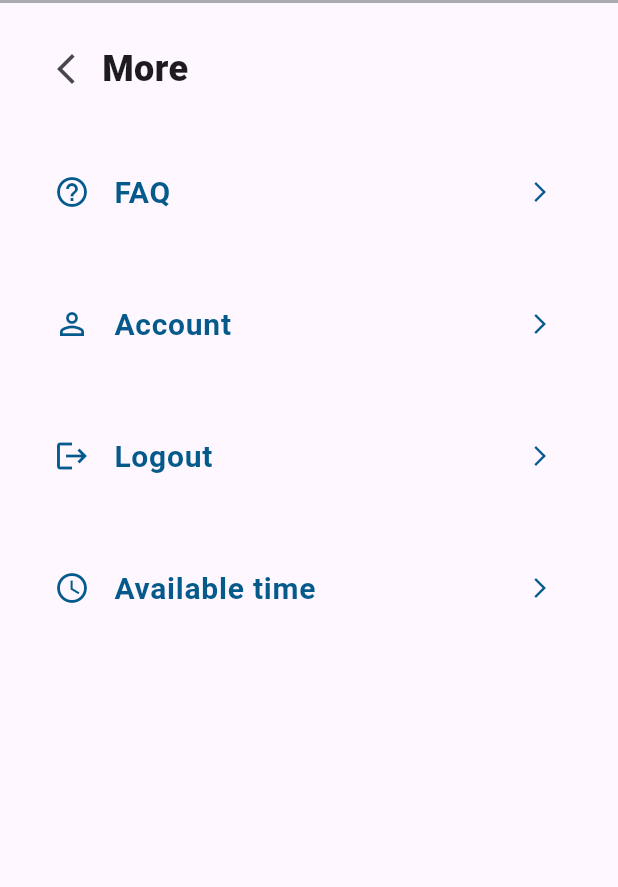
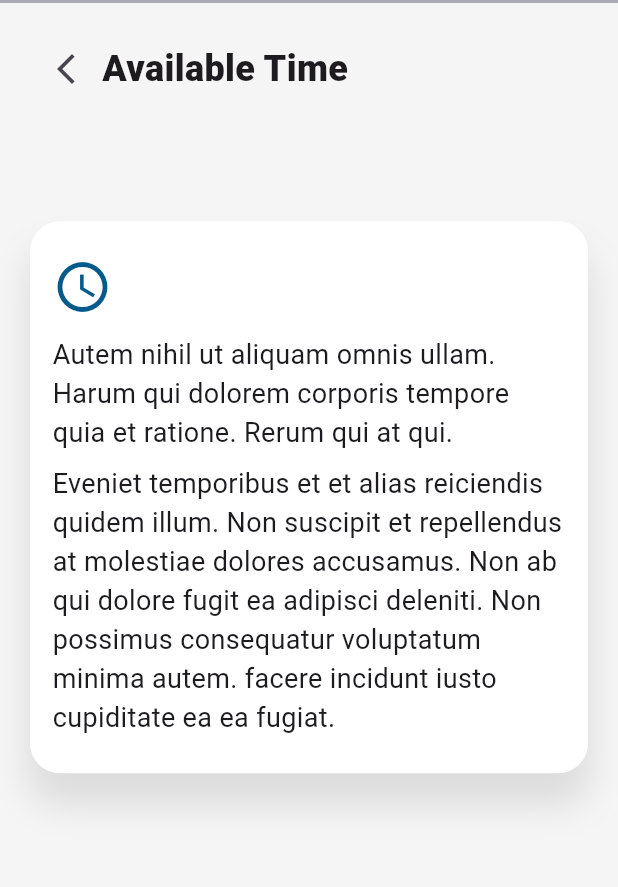
Before and after one commit to esraamahmoud7/Library_App, a Flutter app: the MoreView screen opened by its route, after a tap on "Available time", on a phone screen of 412 x 824 dp, the part 84-971 px from its top. Run offline on Flutter 3.47's test engine with Material 3 defaults, Android fonts, the phone set to English and light mode, and no system bars; our stand-ins replace bloc, go_router.

Commit message:
finish avail time screen

```diff
--- a/lib/core/Routes/Routes.dart
+++ b/lib/core/Routes/Routes.dart
@@ -8,6 +8,7 @@ import 'package:library_app/features/welcome/UI/welcomeScreen.dart';
 import '../../features/Authentication/LogIn/UI/Login_View.dart';
 import '../../features/Authentication/OTP/UI/OTP_View.dart';
 import '../../features/Authentication/Register/UI/register_view.dart';
+import '../../features/Services/more/AvailTime/UI/Available Time.dart';
 import '../../features/Services/more/More/UI/moreView.dart';
 import '../../features/welcome/UI/Splach Screen.dart';
 
@@ -52,7 +53,7 @@ abstract class AppRouter {
     ),
     GoRoute(
       path: PagesRoute.time,
-      builder: (context, state) => const MoreView(),
+      builder: (context, state) => const AvailableTimeView(),
     ),
   ]
   );
--- a/lib/core/Routes/pageRoutes.dart
+++ b/lib/core/Routes/pageRoutes.dart
@@ -9,9 +9,9 @@ class PagesRoute{
   static const String home = "/Home";
   static const String projectDetails = "/ProDetails";
   static const String more = "/more";
-  static const String faqs = "/more";
-  static const String account = "/more";
-  static const String time = "/more";
+  static const String faqs = "/FAQs";
+  static const String account = "/account";
+  static const String time = "/availTime";
 
 
 
--- a/lib/core/colors/AppColors.dart
+++ b/lib/core/colors/AppColors.dart
@@ -6,6 +6,9 @@ abstract class  AppColors{
   static const Color white = Color(0xFFFFFFFF);
   static const Color black = Color(0xff000000);
   static const Color lightGray = Color(0xFFF7F7F7);
+  static const Color background = Color(0xffF5F5F5);
+
+
 
 
 }
--- /dev/null
+++ b/lib/features/Services/more/AvailTime/UI/Available Time.dart
@@ -0,0 +1,85 @@
+import 'package:flutter/material.dart';
+import 'package:go_router/go_router.dart';
+import 'package:library_app/core/colors/AppColors.dart';
+import 'package:library_app/features/welcome/UI/widgets/customAppBar.dart';
+
+import '../../../../../core/theme/appTheme.dart';
+import '../../../../../core/widgets/backarrowPage.dart';
+
+class AvailableTimeView extends StatelessWidget {
+  const AvailableTimeView({super.key});
+
+  @override
+  Widget build(BuildContext context) {
+    return Scaffold(
+      appBar: customAppBar(),
+      body: Padding(
+        padding: const EdgeInsets.symmetric(horizontal: 20,vertical: 20),
+        child: Column(
+          children: [
+            backPage(onBack: (){GoRouter.of(context).pop();},title: "Available Time"),
+            Spacer(flex: 1,),
+            TimeBox(),
+            Spacer(flex: 3,)
+          ],
+        ),
+      ),
+    );
+  }
+}
+
+class TimeBox extends StatelessWidget {
+  const TimeBox({
+    super.key,
+  });
+
+  @override
+  Widget build(BuildContext context) {
+    return Center(
+      child: Container(
+        decoration: BoxDecoration(
+          color: Colors.white,
+          borderRadius: BorderRadius.circular(20),
+          boxShadow: [
+            BoxShadow(
+              color: Colors.black.withOpacity(0.1),
+              blurRadius: 20,
+              spreadRadius: 1,
+              offset: const Offset(0 , 20),
+            ),
+          ],
+        ),
+        child: Padding(
+          padding: const EdgeInsets.symmetric(horizontal: 15,vertical: 24),
+          child: Column(
+            crossAxisAlignment: CrossAxisAlignment.start,
+            children: [
+              Icon(
+                Icons.access_time, // clock icon
+                color: AppColors.primaryColor,
+                size: 40,
+              ),
+              const SizedBox(height: 12),
+              Text(
+                "Autem nihil ut aliquam omnis ullam. Harum qui dolorem corporis tempore quia et ratione. Rerum qui at qui.",
+                style: AppStyles.textStyle18.copyWith(
+                  fontWeight: FontWeight.w400
+                ),
+              ),
+              const SizedBox(height: 8),
+              Text(
+                "Eveniet temporibus et et alias reiciendis quidem illum. Non suscipit et repellendus at molestiae dolores accusamus. "
+                    "Non ab qui dolore fugit ea adipisci deleniti. Non possimus consequatur voluptatum minima autem. "
+                    "facere incidunt iusto cupiditate ea ea fugiat.",
+                style: AppStyles.textStyle18.copyWith(
+                    fontWeight: FontWeight.w400
+                ),
+              ),
+
+            ],
+          ),
+        ),
+      ),
+    );
+  }
+}
--- a/lib/features/Services/more/More/UI/moreView.dart
+++ b/lib/features/Services/more/More/UI/moreView.dart
@@ -1,5 +1,6 @@
 import 'package:flutter/material.dart';
 import 'package:go_router/go_router.dart';
+import 'package:library_app/core/Routes/pageRoutes.dart';
 import 'package:library_app/features/Services/more/More/UI/widgets/MenuItem.dart';
 
 import '../../../../../core/widgets/backarrowPage.dart';
@@ -46,7 +47,7 @@ class MoreView extends StatelessWidget {
               icon: Icons.access_time,
               title: "Available time",
               onTap: () {
-                // Navigate to Available time page
+                GoRouter.of(context).push(PagesRoute.time);
               },
             ),
           ],
--- a/lib/features/welcome/UI/widgets/customAppBar.dart
+++ b/lib/features/welcome/UI/widgets/customAppBar.dart
@@ -10,6 +10,7 @@ class customAppBar extends StatelessWidget implements PreferredSizeWidget {
   @override
   Widget build(BuildContext context) {
     return AppBar(
+      backgroundColor: AppColors.background,
       leading: Padding(
         padding: const EdgeInsets.only(left: 18.0),
         child: Image.asset("assets/images/icon.png",color: AppColors.primaryColor,),
--- a/lib/main.dart
+++ b/lib/main.dart
@@ -1,4 +1,5 @@
 import 'package:flutter/material.dart';
+import 'package:library_app/core/colors/AppColors.dart';
 
 import 'core/Routes/Routes.dart';
 
@@ -13,6 +14,9 @@ class MyApp extends StatelessWidget {
   @override
   Widget build(BuildContext context) {
     return MaterialApp.router(
+      theme: ThemeData(
+        scaffoldBackgroundColor: AppColors.background,
+      ),
       routerConfig: AppRouter.router,
       debugShowCheckedModeBanner: false,
     );
```
Also changed, not shown: lib/features/Services/more/AvailTime/UI/widgets/time Box.dart (added, +54 -0 lines).
